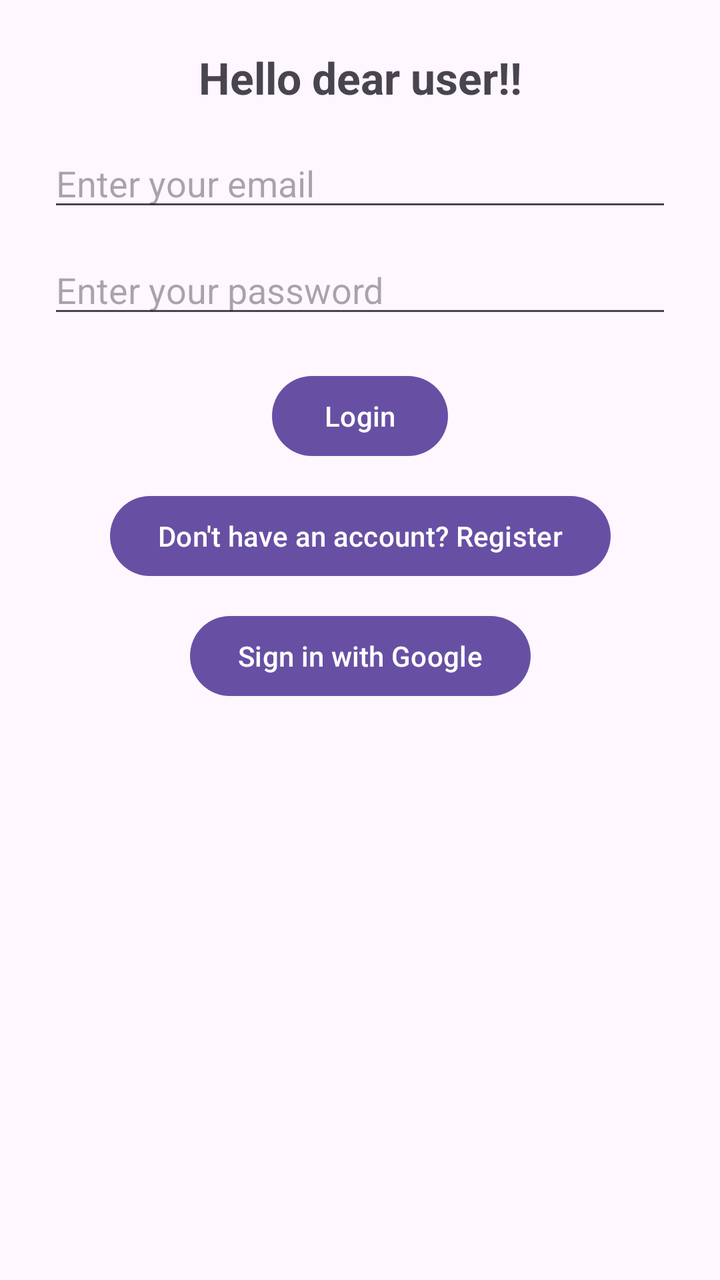
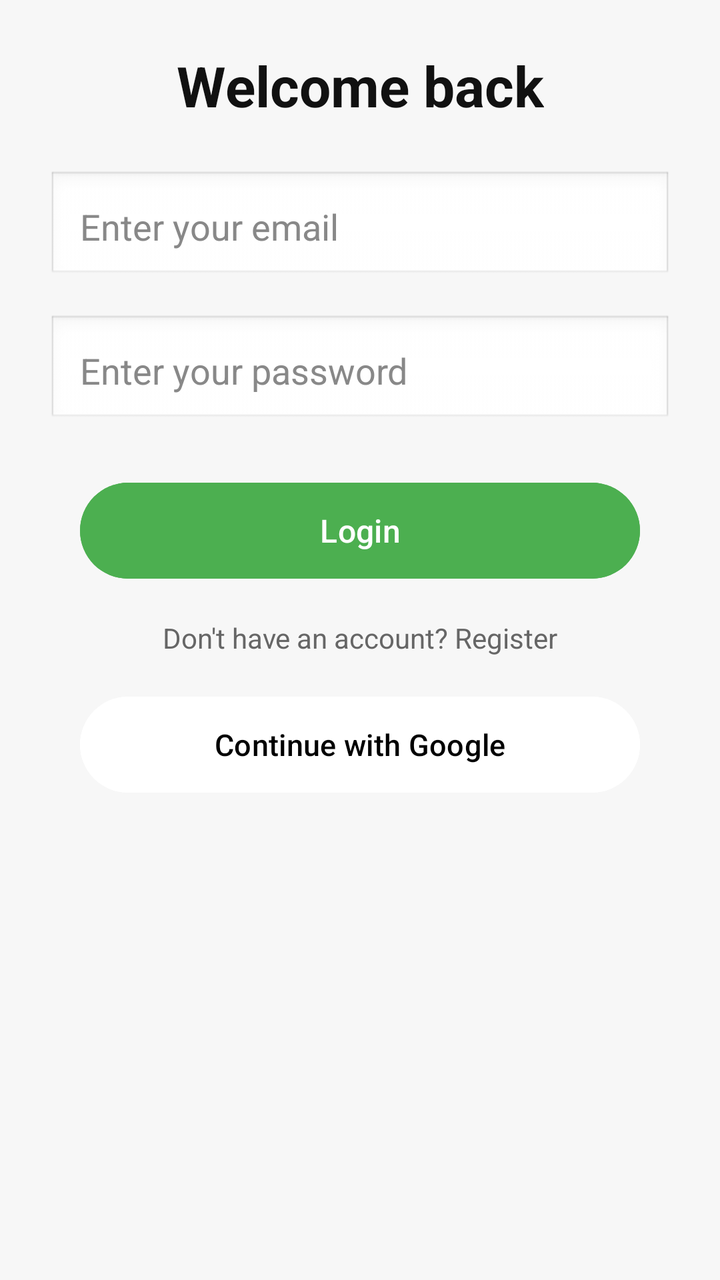

Before-and-after screenshots of an Android layout around one commit, followed by the original layout XML and the change that was made.
<!-- AndroidManifest.xml: application theme Theme.RuleOfTheDay333 -->
<!-- res/layout/activity_login.xml -->
<?xml version="1.0" encoding="utf-8"?>
<androidx.constraintlayout.widget.ConstraintLayout
    xmlns:android="http://schemas.android.com/apk/res/android"
    xmlns:app="http://schemas.android.com/apk/res-auto"
    xmlns:tools="http://schemas.android.com/tools"
    android:id="@+id/container"
    android:layout_width="match_parent"
    android:layout_height="match_parent"
    android:padding="24dp"
    tools:context=".ui.login.LoginActivity">

    <TextView
        android:id="@+id/textHello"
        android:layout_width="wrap_content"
        android:layout_height="wrap_content"
        android:text="Hello dear user!!"
        android:textSize="22sp"
        android:textStyle="bold"
        app:layout_constraintBottom_toTopOf="@id/username"
        app:layout_constraintEnd_toEndOf="parent"
        app:layout_constraintStart_toStartOf="parent"
        app:layout_constraintTop_toTopOf="parent"
        app:layout_constraintVertical_bias="0.2"/>

    <EditText
        android:id="@+id/username"
        android:layout_width="0dp"
        android:layout_height="wrap_content"
        android:autofillHints=""
        android:hint="@string/prompt_email"
        android:inputType="textEmailAddress"
        android:layout_marginTop="16dp"
        app:layout_constraintTop_toBottomOf="@id/textHello"
        app:layout_constraintStart_toStartOf="parent"
        app:layout_constraintEnd_toEndOf="parent"/>

    <EditText
        android:id="@+id/password"
        android:layout_width="0dp"
        android:layout_height="wrap_content"
        android:autofillHints=""
        android:hint="@string/prompt_password"
        android:inputType="textPassword"
        android:layout_marginTop="12dp"
        app:layout_constraintTop_toBottomOf="@id/username"
        app:layout_constraintStart_toStartOf="parent"
        app:layout_constraintEnd_toEndOf="parent"/>

    <Button
        android:id="@+id/buttonLogin"
        android:layout_width="wrap_content"
        android:layout_height="wrap_content"
        android:text="Login"
        android:layout_marginTop="20dp"
        app:layout_constraintTop_toBottomOf="@id/password"
        app:layout_constraintStart_toStartOf="parent"
        app:layout_constraintEnd_toEndOf="parent"/>

    <Button
        android:id="@+id/buttonRegister"
        android:layout_width="wrap_content"
        android:layout_height="wrap_content"
        android:text="Don't have an account? Register"
        android:layout_marginTop="12dp"
        app:layout_constraintTop_toBottomOf="@id/buttonLogin"
        app:layout_constraintStart_toStartOf="parent"
        app:layout_constraintEnd_toEndOf="parent"/>

    <Button
        android:id="@+id/buttonGoogle"
        android:layout_width="wrap_content"
        android:layout_height="wrap_content"
        android:text="Sign in with Google"
        android:layout_marginTop="12dp"
        app:layout_constraintTop_toBottomOf="@id/buttonRegister"
        app:layout_constraintStart_toStartOf="parent"
        app:layout_constraintEnd_toEndOf="parent"/>

    <ProgressBar
        android:id="@+id/loading"
        android:layout_width="wrap_content"
        android:layout_height="wrap_content"
        android:visibility="gone"
        app:layout_constraintTop_toBottomOf="@id/buttonGoogle"
        app:layout_constraintStart_toStartOf="parent"
        app:layout_constraintEnd_toEndOf="parent"
        android:layout_marginTop="20dp"/>

</androidx.constraintlayout.widget.ConstraintLayout>
<!-- resources referenced by this layout -->
<resources>
  <string name="prompt_email">Enter your email</string>
  <string name="prompt_password">Enter your password</string>
  <style name="Theme.RuleOfTheDay333" parent="Base.Theme.RuleOfTheDay333" />
  <style name="Base.Theme.RuleOfTheDay333" parent="Theme.Material3.DayNight.NoActionBar">
          
          
      </style>
</resources>

<!-- the commit's change to res/layout/activity_login.xml (unified diff, before → after) -->
@@ -7,29 +7,34 @@
     android:layout_width="match_parent"
     android:layout_height="match_parent"
     android:padding="24dp"
+    android:background="#F7F7F7"
     tools:context=".ui.login.LoginActivity">
 
     <TextView
         android:id="@+id/textHello"
         android:layout_width="wrap_content"
         android:layout_height="wrap_content"
-        android:text="Hello dear user!!"
-        android:textSize="22sp"
+        android:text="Welcome back"
+        android:textSize="28sp"
         android:textStyle="bold"
+        android:textColor="#111111"
         app:layout_constraintBottom_toTopOf="@id/username"
         app:layout_constraintEnd_toEndOf="parent"
         app:layout_constraintStart_toStartOf="parent"
         app:layout_constraintTop_toTopOf="parent"
-        app:layout_constraintVertical_bias="0.2"/>
+        app:layout_constraintVertical_bias="0.22"/>
 
     <EditText
         android:id="@+id/username"
         android:layout_width="0dp"
-        android:layout_height="wrap_content"
-        android:autofillHints=""
+        android:layout_height="56dp"
         android:hint="@string/prompt_email"
         android:inputType="textEmailAddress"
-        android:layout_marginTop="16dp"
+        android:padding="16dp"
+        android:background="@android:drawable/edit_text"
+        android:layout_marginTop="24dp"
+        android:textColor="#000000"
+        android:textColorHint="#888888"
         app:layout_constraintTop_toBottomOf="@id/textHello"
         app:layout_constraintStart_toStartOf="parent"
         app:layout_constraintEnd_toEndOf="parent"/>
@@ -37,41 +42,56 @@
     <EditText
         android:id="@+id/password"
         android:layout_width="0dp"
-        android:layout_height="wrap_content"
-        android:autofillHints=""
+        android:layout_height="56dp"
         android:hint="@string/prompt_password"
         android:inputType="textPassword"
-        android:layout_marginTop="12dp"
+        android:padding="16dp"
+        android:background="@android:drawable/edit_text"
+        android:layout_marginTop="16dp"
+        android:textColor="#000000"
+        android:textColorHint="#888888"
         app:layout_constraintTop_toBottomOf="@id/username"
         app:layout_constraintStart_toStartOf="parent"
         app:layout_constraintEnd_toEndOf="parent"/>
 
     <Button
         android:id="@+id/buttonLogin"
-        android:layout_width="wrap_content"
-        android:layout_height="wrap_content"
+        android:layout_width="0dp"
+        android:layout_height="56dp"
         android:text="Login"
-        android:layout_marginTop="20dp"
+        android:textAllCaps="false"
+        android:textSize="16sp"
+        android:textColor="#FFFFFF"
+        android:backgroundTint="#4CAF50"
+        android:layout_marginTop="24dp"
+        android:layout_marginHorizontal="16dp"
         app:layout_constraintTop_toBottomOf="@id/password"
         app:layout_constraintStart_toStartOf="parent"
         app:layout_constraintEnd_toEndOf="parent"/>
 
-    <Button
+    <TextView
         android:id="@+id/buttonRegister"
         android:layout_width="wrap_content"
         android:layout_height="wrap_content"
         android:text="Don't have an account? Register"
-        android:layout_marginTop="12dp"
+        android:textSize="14sp"
+        android:textColor="#666666"
+        android:layout_marginTop="16dp"
         app:layout_constraintTop_toBottomOf="@id/buttonLogin"
         app:layout_constraintStart_toStartOf="parent"
         app:layout_constraintEnd_toEndOf="parent"/>
 
     <Button
         android:id="@+id/buttonGoogle"
-        android:layout_width="wrap_content"
-        android:layout_height="wrap_content"
-        android:text="Sign in with Google"
-        android:layout_marginTop="12dp"
+        android:layout_width="0dp"
+        android:layout_height="56dp"
+        android:text="Continue with Google"
+        android:textAllCaps="false"
+        android:textSize="15sp"
+        android:textColor="#000000"
+        android:backgroundTint="#FFFFFF"
+        android:layout_marginTop="16dp"
+        android:layout_marginHorizontal="16dp"
         app:layout_constraintTop_toBottomOf="@id/buttonRegister"
         app:layout_constraintStart_toStartOf="parent"
         app:layout_constraintEnd_toEndOf="parent"/>
@@ -81,9 +101,9 @@
         android:layout_width="wrap_content"
         android:layout_height="wrap_content"
         android:visibility="gone"
+        android:layout_marginTop="24dp"
         app:layout_constraintTop_toBottomOf="@id/buttonGoogle"
         app:layout_constraintStart_toStartOf="parent"
-        app:layout_constraintEnd_toEndOf="parent"
-        android:layout_marginTop="20dp"/>
+        app:layout_constraintEnd_toEndOf="parent"/>
 
 </androidx.constraintlayout.widget.ConstraintLayout>
